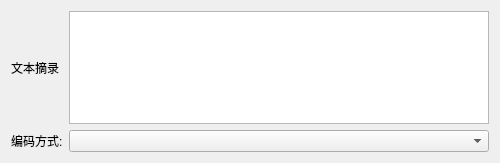
Above: DisposeAbstract/DisposeTXT/ControlWidTXT.ui from 3548848289/UniFileHub before the change. Below: the same form after it.
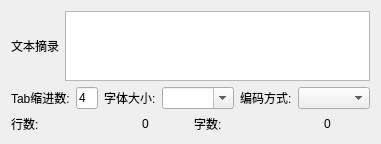
That is the form after the change.

What changed in the file:
```diff
--- a/DisposeAbstract/DisposeTXT/ControlWidTXT.ui
+++ b/DisposeAbstract/DisposeTXT/ControlWidTXT.ui
@@ -6,8 +6,8 @@
    <rect>
     <x>0</x>
     <y>0</y>
-    <width>500</width>
-    <height>163</height>
+    <width>329</width>
+    <height>137</height>
    </rect>
   </property>
   <property name="windowTitle">
@@ -15,23 +15,67 @@
   </property>
   <layout class="QGridLayout" name="gridLayout">
    <item row="0" column="0">
+    <layout class="QHBoxLayout" name="horizontalLayout_9">
+     <item>
     <widget class="QLabel" name="label">
      <property name="text">
       <string>文本摘录</string>
      </property>
     </widget>
    </item>
-   <item row="0" column="1">
+     <item>
     <widget class="QPlainTextEdit" name="plainTextEdit"/>
    </item>
+    </layout>
+   </item>
    <item row="1" column="0">
+    <layout class="QHBoxLayout" name="horizontalLayout_5" stretch="1,1,1">
+     <item>
+      <layout class="QHBoxLayout" name="horizontalLayout_6">
+       <item>
+        <widget class="QLabel" name="tabIndentLabel">
+         <property name="text">
+          <string>Tab缩进数:</string>
+         </property>
+        </widget>
+       </item>
+       <item>
+        <widget class="QLineEdit" name="tabIndentLineEdit">
+         <property name="text">
+          <string>4</string>
+         </property>
+        </widget>
+       </item>
+      </layout>
+     </item>
+     <item>
+      <layout class="QHBoxLayout" name="horizontalLayout_7">
+       <item>
+        <widget class="QLabel" name="fontSizeLabel">
+         <property name="text">
+          <string>字体大小:</string>
+         </property>
+        </widget>
+       </item>
+       <item>
+        <widget class="QComboBox" name="fontSizeComboBox">
+         <property name="editable">
+          <bool>true</bool>
+         </property>
+        </widget>
+       </item>
+      </layout>
+     </item>
+     <item>
+      <layout class="QHBoxLayout" name="horizontalLayout_8">
+       <item>
     <widget class="QLabel" name="encodingLabel">
      <property name="text">
       <string>编码方式:</string>
      </property>
     </widget>
    </item>
-   <item row="1" column="1">
+       <item>
     <widget class="QComboBox" name="encodingComboBox">
      <property name="sizePolicy">
       <sizepolicy hsizetype="Expanding" vsizetype="Fixed">
@@ -40,6 +84,56 @@
       </sizepolicy>
      </property>
     </widget>
+       </item>
+      </layout>
+     </item>
+    </layout>
+   </item>
+   <item row="2" column="0">
+    <layout class="QHBoxLayout" name="horizontalLayout" stretch="1,1">
+     <item>
+      <layout class="QHBoxLayout" name="horizontalLayout_3">
+       <item>
+        <widget class="QLabel" name="lineCountLabel">
+         <property name="text">
+          <string>行数:</string>
+         </property>
+        </widget>
+       </item>
+       <item>
+        <widget class="QLabel" name="lineCountValueLabel">
+         <property name="text">
+          <string>0</string>
+         </property>
+         <property name="alignment">
+          <set>Qt::AlignmentFlag::AlignCenter</set>
+         </property>
+        </widget>
+       </item>
+      </layout>
+     </item>
+     <item>
+      <layout class="QHBoxLayout" name="horizontalLayout_4">
+       <item>
+        <widget class="QLabel" name="charCountLabel">
+         <property name="text">
+          <string>字数:</string>
+         </property>
+        </widget>
+       </item>
+       <item>
+        <widget class="QLabel" name="charCountValueLabel">
+         <property name="text">
+          <string>0</string>
+         </property>
+         <property name="alignment">
+          <set>Qt::AlignmentFlag::AlignCenter</set>
+         </property>
+        </widget>
+       </item>
+      </layout>
+     </item>
+    </layout>
    </item>
   </layout>
  </widget>
```
Lines whose indentation alone changed are shown as unchanged.
